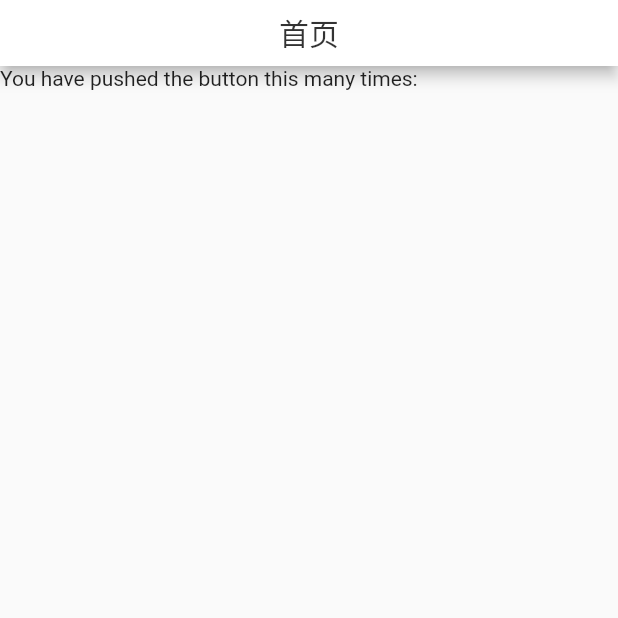
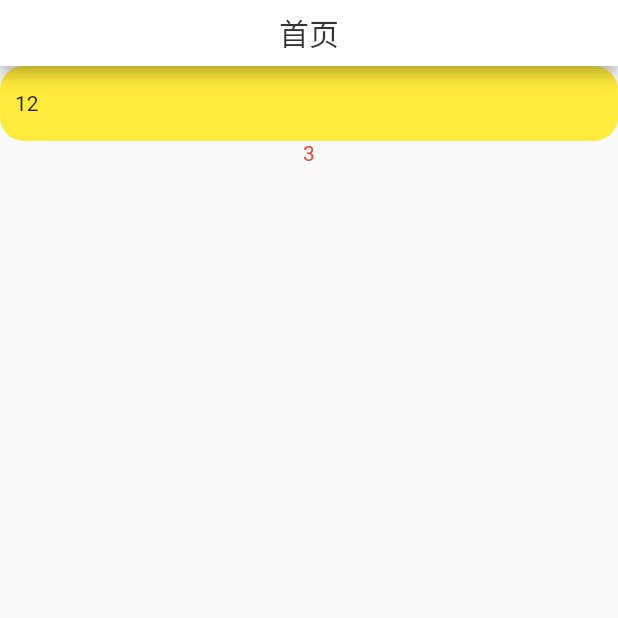
Before and after one commit to ThreesomeWiki/flutter-demo-story, a Flutter app: the screen it shows after launch, on a phone screen of 412 x 824 dp, the top half of it. Run offline on Flutter 3.47's test engine with Material 2 defaults, Android fonts, the phone set to English and light mode, and no system bars.

Commit message:
add container

```diff
--- a/lib/main.dart
+++ b/lib/main.dart
@@ -44,9 +44,26 @@ class _MyHomePageState extends State<MyHomePage> {
       ),
       body: Column(
         children: <Widget>[
+          Container(
+            height: 50.0,
+            padding: EdgeInsets.all(10.0),
+            decoration: BoxDecoration(
+              color: Colors.yellow,
+              borderRadius: BorderRadius.circular(16.0),
+            ),
+            child: Row(
+              children: <Widget>[
+                Text("1"),
+                Text("2"),
+              ],
+            ),
+          ),
           Text(
-            'You have pushed the button this many times:',
-            textAlign: TextAlign.center,
+            "3",
+            textDirection: TextDirection.ltr,
+            style: TextStyle(
+              color: Colors.red,
+            ),
           ),
         ],
       ),
```
